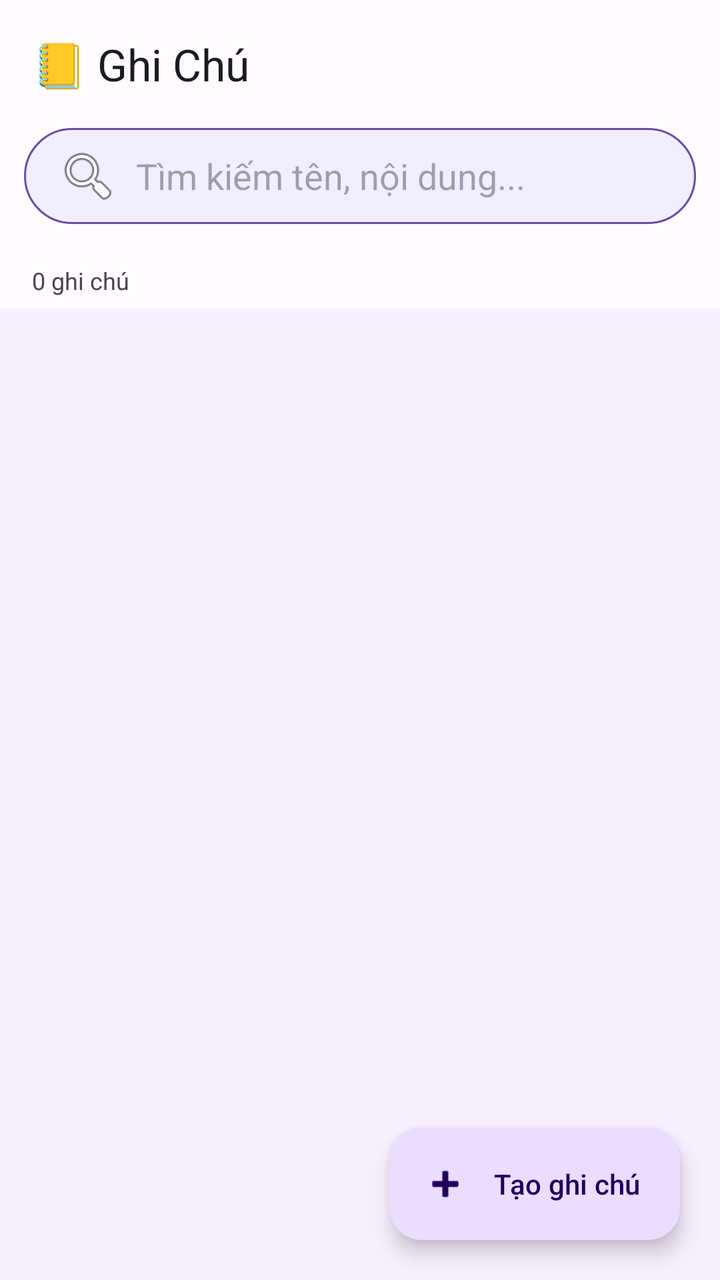
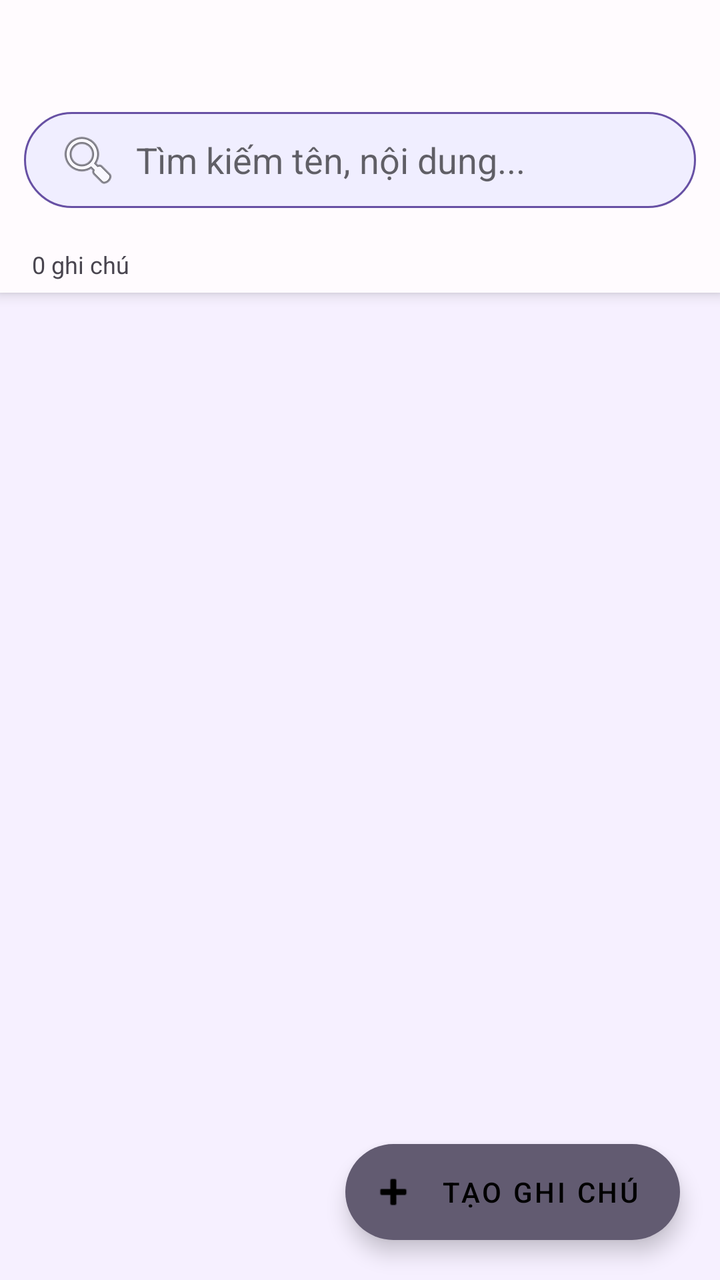

Compare the two renders of this Android layout. The source of the first and the diff that turns it into the second are given below.
<!-- AndroidManifest.xml: application theme Theme.NoteApp -->
<!-- res/layout/fragment_home.xml -->
<?xml version="1.0" encoding="utf-8"?>
<androidx.coordinatorlayout.widget.CoordinatorLayout
    xmlns:android="http://schemas.android.com/apk/res/android"
    xmlns:app="http://schemas.android.com/apk/res-auto"
    android:layout_width="match_parent"
    android:layout_height="match_parent"
    android:background="@color/background">

    <com.google.android.material.appbar.AppBarLayout
        android:id="@+id/appBarLayout"
        android:layout_width="match_parent"
        android:layout_height="wrap_content"
        android:background="@color/surface"
        app:elevation="4dp">

        <com.google.android.material.appbar.MaterialToolbar
            android:id="@+id/toolbar"
            android:layout_width="match_parent"
            android:layout_height="?attr/actionBarSize"
            app:title="📒 Ghi Chú"
            app:titleTextColor="@color/on_surface"
            android:background="@color/surface" />

        <androidx.appcompat.widget.SearchView
            android:id="@+id/searchView"
            android:layout_width="match_parent"
            android:layout_height="48dp"
            android:layout_marginHorizontal="12dp"
            android:layout_marginBottom="6dp"
            app:queryHint="Tìm kiếm tên, nội dung..."
            app:iconifiedByDefault="false"
            app:searchIcon="@android:drawable/ic_menu_search"
            android:background="@drawable/bg_search"
            app:queryBackground="@android:color/transparent" />

        
        <HorizontalScrollView
            android:layout_width="match_parent"
            android:layout_height="wrap_content"
            android:scrollbars="none">

            <com.google.android.material.chip.ChipGroup
                android:id="@+id/chipGroupCategories"
                android:layout_width="wrap_content"
                android:layout_height="wrap_content"
                android:paddingHorizontal="12dp"
                android:paddingVertical="4dp"
                app:singleSelection="true"
                app:selectionRequired="true" />
        </HorizontalScrollView>

        
        <HorizontalScrollView
            android:layout_width="match_parent"
            android:layout_height="wrap_content"
            android:scrollbars="none">

            <com.google.android.material.chip.ChipGroup
                android:id="@+id/chipGroupTags"
                android:layout_width="wrap_content"
                android:layout_height="wrap_content"
                android:paddingHorizontal="12dp"
                android:paddingBottom="6dp"
                app:singleSelection="true" />
        </HorizontalScrollView>

        <TextView
            android:id="@+id/tvNoteCount"
            android:layout_width="wrap_content"
            android:layout_height="wrap_content"
            android:paddingHorizontal="16dp"
            android:paddingBottom="6dp"
            android:textSize="12sp"
            android:textColor="@color/on_surface_variant"
            android:text="0 ghi chú" />

    </com.google.android.material.appbar.AppBarLayout>

    
    <androidx.recyclerview.widget.RecyclerView
        android:id="@+id/recyclerView"
        android:layout_width="match_parent"
        android:layout_height="match_parent"
        android:padding="8dp"
        android:clipToPadding="false"
        app:layout_behavior="@string/appbar_scrolling_view_behavior" />

    
    <LinearLayout
        android:id="@+id/tvEmpty"
        android:layout_width="wrap_content"
        android:layout_height="wrap_content"
        android:layout_gravity="center"
        android:orientation="vertical"
        android:gravity="center"
        android:visibility="gone">

        <TextView
            android:layout_width="wrap_content"
            android:layout_height="wrap_content"
            android:text="📝"
            android:textSize="64sp" />

        <TextView
            android:layout_width="wrap_content"
            android:layout_height="wrap_content"
            android:text="Chưa có ghi chú nào"
            android:textSize="18sp"
            android:textColor="@color/on_surface_variant"
            android:layout_marginTop="8dp" />

        <TextView
            android:layout_width="wrap_content"
            android:layout_height="wrap_content"
            android:text="Nhấn + để tạo ghi chú mới"
            android:textSize="14sp"
            android:textColor="@color/on_surface_variant"
            android:layout_marginTop="4dp" />
    </LinearLayout>

    
    <ProgressBar
        android:id="@+id/progressBar"
        android:layout_width="wrap_content"
        android:layout_height="wrap_content"
        android:layout_gravity="center"
        android:visibility="gone" />

    
    <com.google.android.material.floatingactionbutton.ExtendedFloatingActionButton
        android:id="@+id/fabAdd"
        android:layout_width="wrap_content"
        android:layout_height="wrap_content"
        android:layout_gravity="bottom|end"
        android:layout_margin="20dp"
        android:text="Tạo ghi chú"
        app:icon="@android:drawable/ic_input_add"
        app:layout_behavior="com.google.android.material.behavior.HideBottomViewOnScrollBehavior" />

</androidx.coordinatorlayout.widget.CoordinatorLayout>
<!-- resources referenced by this layout -->
<resources>
  <color name="background">#F6F0FF</color>
  <color name="on_surface">#1C1B1F</color>
  <color name="on_surface_variant">#49454F</color>
  <color name="surface">#FFFBFE</color>
  <!-- drawable bg_search (drawable) -->
  <?xml version="1.0" encoding="utf-8"?>
  <shape xmlns:android="http://schemas.android.com/apk/res/android"
      android:shape="rectangle">
      <solid android:color="#F0EEFF" />
      <corners android:radius="24dp" />
      <stroke android:width="1dp" android:color="@color/primary" />
  </shape>
  <style name="Theme.NoteApp" parent="Theme.Material3.Light.NoActionBar">
          <item name="colorPrimary">@color/primary</item>
          <item name="colorOnPrimary">@color/on_primary</item>
          <item name="colorPrimaryContainer">@color/primary_container</item>
          <item name="colorOnPrimaryContainer">@color/on_primary_container</item>
          <item name="colorSecondary">@color/secondary</item>
          <item name="colorSurface">@color/surface</item>
          <item name="colorOnSurface">@color/on_surface</item>
          <item name="android:colorBackground">@color/background</item>
          <item name="colorError">@color/error</item>
          <item name="android:windowBackground">@color/background</item>
      </style>
  <color name="primary">#6750A4</color>
  <color name="on_primary">#FFFFFF</color>
  <color name="primary_container">#EADDFF</color>
  <color name="on_primary_container">#21005D</color>
  <color name="secondary">#625B71</color>
  <color name="error">#B3261E</color>
</resources>

<!-- the commit's change to res/layout/fragment_home.xml (unified diff, before → after) -->
@@ -13,12 +13,12 @@
         android:background="@color/surface"
         app:elevation="4dp">
 
-        <com.google.android.material.appbar.MaterialToolbar
+        <androidx.appcompat.widget.Toolbar
             android:id="@+id/toolbar"
             android:layout_width="match_parent"
             android:layout_height="?attr/actionBarSize"
-            app:title="📒 Ghi Chú"
-            app:titleTextColor="@color/on_surface"
+            android:title="📒 Ghi Chú"
+            android:titleTextColor="@color/on_surface"
             android:background="@color/surface" />
 
         <androidx.appcompat.widget.SearchView
<!-- resource entries referenced after the edit -->
@@ -12,11 +12,10 @@
       <corners android:radius="24dp" />
       <stroke android:width="1dp" android:color="@color/primary" />
   </shape>
-  <style name="Theme.NoteApp" parent="Theme.Material3.Light.NoActionBar">
+  <style name="Theme.NoteApp" parent="Theme.MaterialComponents.Light.NoActionBar">
           <item name="colorPrimary">@color/primary</item>
           <item name="colorOnPrimary">@color/on_primary</item>
-          <item name="colorPrimaryContainer">@color/primary_container</item>
-          <item name="colorOnPrimaryContainer">@color/on_primary_container</item>
+          <item name="colorPrimaryVariant">@color/primary_container</item>
           <item name="colorSecondary">@color/secondary</item>
           <item name="colorSurface">@color/surface</item>
           <item name="colorOnSurface">@color/on_surface</item>
@@ -27,7 +26,6 @@
   <color name="primary">#6750A4</color>
   <color name="on_primary">#FFFFFF</color>
   <color name="primary_container">#EADDFF</color>
-  <color name="on_primary_container">#21005D</color>
   <color name="secondary">#625B71</color>
   <color name="error">#B3261E</color>
 </resources>
